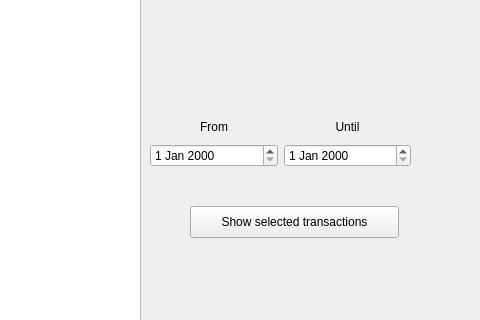
Before: the Qt Designer form src/mainwindow.ui in chrisandoX/personal_finance, drawn with Qt 5; both pictures show x 320 to 800 and y 163 to 483 of the 800 by 600 pixel window.
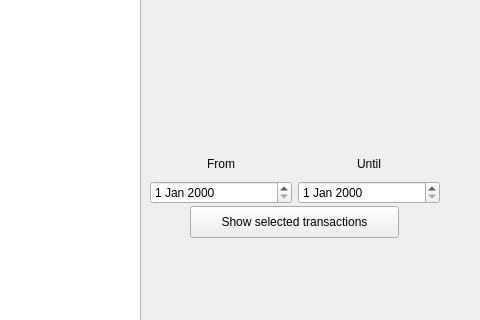
After: the same form once the commit is applied.

Diff of the .ui file:
```diff
--- a/src/mainwindow.ui
+++ b/src/mainwindow.ui
@@ -41,8 +41,8 @@
     <property name="geometry">
      <rect>
       <x>470</x>
-      <y>260</y>
-      <width>261</width>
+      <y>297</y>
+      <width>290</width>
       <height>51</height>
      </rect>
     </property>
```
Left out of the diff: 42 changed lines with no effect on the pictures.
